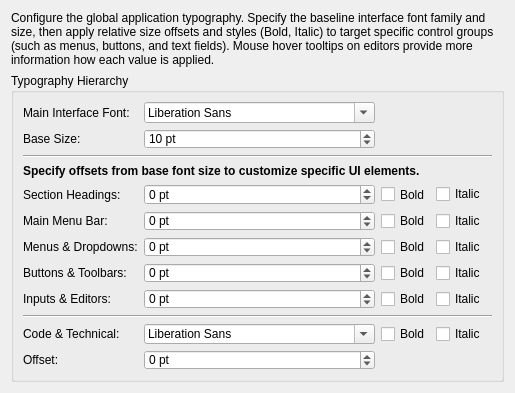
This is librecad/src/ui/dialogs/settings/options_widget/lc_style_editor_typography.ui in sand1024/LibreCAD as Qt 5 draws it before an edit. The edited form follows.
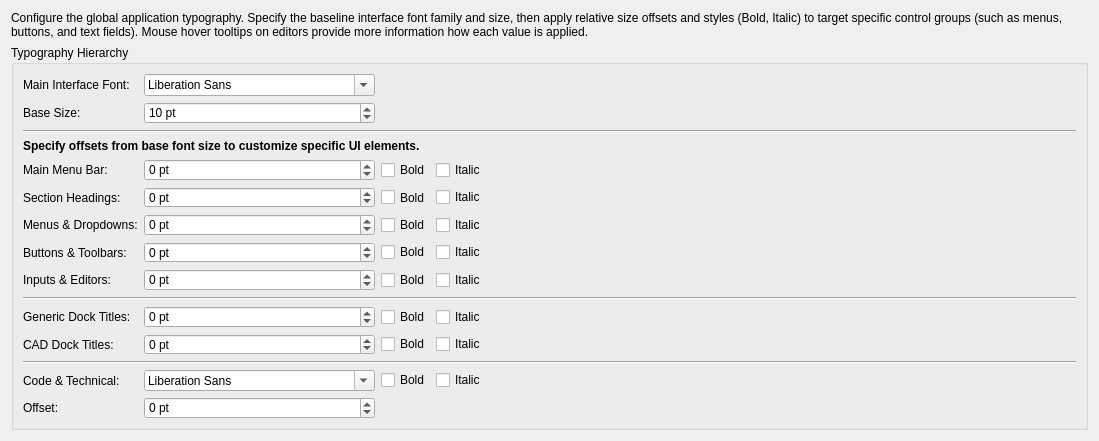
This is the edited form.

Commit message: custom proxy style update (dialogs custom titles added)

Diff of the .ui file:
```diff
--- a/librecad/src/ui/dialogs/settings/options_widget/lc_style_editor_typography.ui
+++ b/librecad/src/ui/dialogs/settings/options_widget/lc_style_editor_typography.ui
@@ -6,8 +6,8 @@
    <rect>
     <x>0</x>
     <y>0</y>
-    <width>434</width>
-    <height>393</height>
+    <width>1099</width>
+    <height>422</height>
    </rect>
   </property>
   <property name="windowTitle">
@@ -51,89 +51,17 @@
       <property name="spacing">
        <number>6</number>
       </property>
-      <item row="10" column="2">
-       <widget class="QCheckBox" name="chkTechnicalBold">
+      <item row="19" column="0">
+       <widget class="QLabel" name="lblSpecialDockOffset">
         <property name="toolTip">
          <string>Toggle bold weight for the monospaced text console.</string>
         </property>
         <property name="text">
-         <string>Bold</string>
+         <string>CAD Dock Titles:</string>
         </property>
        </widget>
       </item>
-      <item row="10" column="3">
-       <widget class="QCheckBox" name="chkTechnicalItalic">
-        <property name="toolTip">
-         <string>Toggle italic slant for the monospaced text console.</string>
-        </property>
-        <property name="text">
-         <string>Italic</string>
-        </property>
-       </widget>
-      </item>
-      <item row="1" column="0">
-       <widget class="QLabel" name="lblMainSize">
-        <property name="toolTip">
-         <string>The base typography size in points, acting as the scale reference for other roles.</string>
-        </property>
-        <property name="text">
-         <string>Base Size:</string>
-        </property>
-       </widget>
-      </item>
-      <item row="5" column="0">
-       <widget class="QLabel" name="lblMenuBarOffset">
-        <property name="toolTip">
-         <string>Adjustments applied exclusively to the horizontal main menu bar at the top of windows.</string>
-        </property>
-        <property name="text">
-         <string>Main Menu Bar:</string>
-        </property>
-       </widget>
-      </item>
-      <item row="5" column="2">
-       <widget class="QCheckBox" name="chkMenuBarBold">
-        <property name="toolTip">
-         <string>Toggle bold weight for the main window menu bar options.</string>
-        </property>
-        <property name="text">
-         <string>Bold</string>
-        </property>
-       </widget>
-      </item>
-      <item row="4" column="1">
-       <widget class="QSpinBox" name="sbHeadingOffset">
-        <property name="sizePolicy">
-         <sizepolicy hsizetype="Preferred" vsizetype="Fixed">
-          <horstretch>0</horstretch>
-          <verstretch>0</verstretch>
-         </sizepolicy>
-        </property>
-        <property name="toolTip">
-         <string>Set the relative size offset for headings and table headers.</string>
-        </property>
-        <property name="suffix">
-         <string> pt</string>
-        </property>
-        <property name="minimum">
-         <number>-10</number>
-        </property>
-        <property name="maximum">
-         <number>10</number>
-        </property>
-       </widget>
-      </item>
-      <item row="5" column="3">
-       <widget class="QCheckBox" name="chkMenuBarItalic">
-        <property name="toolTip">
-         <string>Toggle italic slant for the main window menu bar options.</string>
-        </property>
-        <property name="text">
-         <string>Italic</string>
-        </property>
-       </widget>
-      </item>
-      <item row="6" column="1">
+      <item row="7" column="1">
        <widget class="QSpinBox" name="sbMenuOffset">
         <property name="sizePolicy">
          <sizepolicy hsizetype="Preferred" vsizetype="Fixed">
@@ -155,39 +83,14 @@
         </property>
        </widget>
       </item>
-      <item row="11" column="1">
-       <widget class="QSpinBox" name="sbTechnicalOffset">
-        <property name="sizePolicy">
-         <sizepolicy hsizetype="Preferred" vsizetype="Fixed">
-          <horstretch>0</horstretch>
-          <verstretch>0</verstretch>
-         </sizepolicy>
+      <item row="20" column="0" colspan="5">
+       <widget class="Line" name="line_2">
+        <property name="orientation">
+         <enum>Qt::Orientation::Horizontal</enum>
         </property>
-        <property name="toolTip">
-         <string>Adjust the font size of the monospace text areas.</string>
-        </property>
-        <property name="suffix">
-         <string> pt</string>
-        </property>
-        <property name="minimum">
-         <number>-10</number>
-        </property>
-        <property name="maximum">
-         <number>10</number>
-        </property>
        </widget>
       </item>
-      <item row="4" column="3">
-       <widget class="QCheckBox" name="chkHeadingItalic">
-        <property name="toolTip">
-         <string>Toggle italic slant for section headings and column headers.</string>
-        </property>
-        <property name="text">
-         <string>Italic</string>
-        </property>
-       </widget>
-      </item>
-      <item row="6" column="3">
+      <item row="7" column="3">
        <widget class="QCheckBox" name="chkMenuItalic">
         <property name="toolTip">
          <string>Toggle italic slant for dropdown list choices and context items.</string>
@@ -197,7 +100,64 @@
         </property>
        </widget>
       </item>
-      <item row="10" column="0">
+      <item row="0" column="0">
+       <widget class="QLabel" name="lblMainFont">
+        <property name="toolTip">
+         <string>The baseline font family for the overall user interface.</string>
+        </property>
+        <property name="text">
+         <string>Main Interface Font:</string>
+        </property>
+       </widget>
+      </item>
+      <item row="5" column="2">
+       <widget class="QCheckBox" name="chkMenuBarBold">
+        <property name="toolTip">
+         <string>Toggle bold weight for the main window menu bar options.</string>
+        </property>
+        <property name="text">
+         <string>Bold</string>
+        </property>
+       </widget>
+      </item>
+      <item row="10" column="0" colspan="5">
+       <widget class="Line" name="line_2">
+        <property name="orientation">
+         <enum>Qt::Orientation::Horizontal</enum>
+        </property>
+       </widget>
+      </item>
+      <item row="7" column="0">
+       <widget class="QLabel" name="lblMenuOffset">
+        <property name="toolTip">
+         <string>Adjustments applied to dropdown menus, submenus, and context popup menus.</string>
+        </property>
+        <property name="text">
+         <string>Menus &amp; Dropdowns:</string>
+        </property>
+       </widget>
+      </item>
+      <item row="9" column="3">
+       <widget class="QCheckBox" name="chkInputItalic">
+        <property name="toolTip">
+         <string>Toggle italic slant for text fields and dropdown choices.</string>
+        </property>
+        <property name="text">
+         <string>Italic</string>
+        </property>
+       </widget>
+      </item>
+      <item row="9" column="0">
+       <widget class="QLabel" name="lblInputOffset">
+        <property name="toolTip">
+         <string>Adjustments applied to single-line text fields, combo selectors, and numerical spinners.</string>
+        </property>
+        <property name="text">
+         <string>Inputs &amp; Editors:</string>
+        </property>
+       </widget>
+      </item>
+      <item row="21" column="0">
        <widget class="QLabel" name="lblTechnicalFont">
         <property name="toolTip">
          <string>The independent monospaced font family used inside consoles, log areas, and code displays.</string>
@@ -207,8 +167,8 @@
         </property>
        </widget>
       </item>
-      <item row="8" column="1">
-       <widget class="QSpinBox" name="sbInputOffset">
+      <item row="0" column="1">
+       <widget class="QFontComboBox" name="fcMainFont">
         <property name="sizePolicy">
          <sizepolicy hsizetype="Preferred" vsizetype="Fixed">
           <horstretch>0</horstretch>
@@ -216,20 +176,11 @@
          </sizepolicy>
         </property>
         <property name="toolTip">
-         <string>Set the relative size offset for input fields and spinners.</string>
-        </property>
-        <property name="suffix">
-         <string> pt</string>
-        </property>
-        <property name="minimum">
-         <number>-10</number>
-        </property>
-        <property name="maximum">
-         <number>10</number>
+         <string>Select the default font family used throughout the application.</string>
         </property>
        </widget>
       </item>
-      <item row="3" column="0" colspan="4">
+      <item row="3" column="0" colspan="5">
        <widget class="QLabel" name="lblOffsetsHeader">
         <property name="font">
          <font>
@@ -244,7 +195,79 @@
         </property>
        </widget>
       </item>
-      <item row="7" column="2">
+      <item row="19" column="3">
+       <widget class="QCheckBox" name="chkSpecialDockItalic">
+        <property name="toolTip">
+         <string>Toggle italic slant for CAD-specific dock titles.</string>
+        </property>
+        <property name="text">
+         <string>Italic</string>
+        </property>
+       </widget>
+      </item>
+      <item row="18" column="0">
+       <widget class="QLabel" name="lblGenericDockOffset">
+        <property name="toolTip">
+         <string>Set the relative size offset for generic dock widget titles.</string>
+        </property>
+        <property name="text">
+         <string>Generic Dock Titles:</string>
+        </property>
+       </widget>
+      </item>
+      <item row="21" column="3">
+       <widget class="QCheckBox" name="chkTechnicalItalic">
+        <property name="toolTip">
+         <string>Toggle italic slant for the monospaced text console.</string>
+        </property>
+        <property name="text">
+         <string>Italic</string>
+        </property>
+       </widget>
+      </item>
+      <item row="1" column="0">
+       <widget class="QLabel" name="lblMainSize">
+        <property name="toolTip">
+         <string>The base typography size in points, acting as the scale reference for other roles.</string>
+        </property>
+        <property name="text">
+         <string>Base Size:</string>
+        </property>
+       </widget>
+      </item>
+      <item row="18" column="2">
+       <widget class="QCheckBox" name="chkGenericDockBold">
+        <property name="toolTip">
+         <string>Toggle bold weight for generic dock titles.</string>
+        </property>
+        <property name="text">
+         <string>Bold</string>
+        </property>
+       </widget>
+      </item>
+      <item row="9" column="1">
+       <widget class="QSpinBox" name="sbInputOffset">
+        <property name="sizePolicy">
+         <sizepolicy hsizetype="Preferred" vsizetype="Fixed">
+          <horstretch>0</horstretch>
+          <verstretch>0</verstretch>
+         </sizepolicy>
+        </property>
+        <property name="toolTip">
+         <string>Set the relative size offset for input fields and spinners.</string>
+        </property>
+        <property name="suffix">
+         <string> pt</string>
+        </property>
+        <property name="minimum">
+         <number>-10</number>
+        </property>
+        <property name="maximum">
+         <number>10</number>
+        </property>
+       </widget>
+      </item>
+      <item row="8" column="2">
        <widget class="QCheckBox" name="chkButtonBold">
         <property name="toolTip">
          <string>Toggle bold weight for button labels and toolbar options.</string>
@@ -254,18 +277,8 @@
         </property>
        </widget>
       </item>
-      <item row="8" column="2">
-       <widget class="QCheckBox" name="chkInputBold">
-        <property name="toolTip">
-         <string>Toggle bold weight for text fields and dropdown choices.</string>
-        </property>
-        <property name="text">
-         <string>Bold</string>
-        </property>
-       </widget>
-      </item>
-      <item row="5" column="1">
-       <widget class="QSpinBox" name="sbMenuBarOffset">
+      <item row="22" column="1">
+       <widget class="QSpinBox" name="sbTechnicalOffset">
         <property name="sizePolicy">
          <sizepolicy hsizetype="Preferred" vsizetype="Fixed">
           <horstretch>0</horstretch>
@@ -286,24 +299,18 @@
         </property>
        </widget>
       </item>
-      <item row="4" column="0">
-       <widget class="QLabel" name="lblHeadingOffset">
+      <item row="5" column="3">
+       <widget class="QCheckBox" name="chkMenuBarItalic">
         <property name="toolTip">
          <string>Adjustments applied to structural grouping titles, panel headers, and table column headers.</string>
         </property>
         <property name="text">
-         <string>Section Headings:</string>
+         <string>Italic</string>
         </property>
        </widget>
       </item>
-      <item row="4" column="2">
-       <widget class="QCheckBox" name="chkHeadingBold">
-        <property name="sizePolicy">
-         <sizepolicy hsizetype="Preferred" vsizetype="Preferred">
-          <horstretch>0</horstretch>
-          <verstretch>0</verstretch>
-         </sizepolicy>
-        </property>
+      <item row="19" column="2">
+       <widget class="QCheckBox" name="chkSpecialDockBold">
         <property name="toolTip">
          <string>Toggle bold weight for section headings and column headers.</string>
         </property>
@@ -312,7 +319,7 @@
         </property>
        </widget>
       </item>
-      <item row="7" column="0">
+      <item row="8" column="0">
        <widget class="QLabel" name="lblButtonOffset">
         <property name="toolTip">
          <string>Adjustments applied to clickable buttons, toolbar actions, and interactive task controls.</string>
@@ -322,18 +329,8 @@
         </property>
        </widget>
       </item>
-      <item row="7" column="3">
-       <widget class="QCheckBox" name="chkButtonItalic">
-        <property name="toolTip">
-         <string>Toggle italic slant for button labels and toolbar options.</string>
-        </property>
-        <property name="text">
-         <string>Italic</string>
-        </property>
-       </widget>
-      </item>
-      <item row="0" column="1">
-       <widget class="QFontComboBox" name="fcMainFont">
+      <item row="19" column="1">
+       <widget class="QSpinBox" name="sbSpecialDockOffset">
         <property name="sizePolicy">
          <sizepolicy hsizetype="Preferred" vsizetype="Fixed">
           <horstretch>0</horstretch>
@@ -343,19 +340,18 @@
         <property name="toolTip">
          <string>Select the default font family used throughout the application.</string>
         </property>
-       </widget>
-      </item>
-      <item row="0" column="0">
-       <widget class="QLabel" name="lblMainFont">
-        <property name="toolTip">
-         <string>The baseline font family for the overall user interface.</string>
+        <property name="suffix">
+         <string> pt</string>
         </property>
-        <property name="text">
-         <string>Main Interface Font:</string>
+        <property name="minimum">
+         <number>-10</number>
         </property>
+        <property name="maximum">
+         <number>10</number>
+        </property>
        </widget>
       </item>
-      <item row="10" column="1">
+      <item row="21" column="1">
        <widget class="QFontComboBox" name="fcTechnicalFont">
         <property name="sizePolicy">
          <sizepolicy hsizetype="Preferred" vsizetype="Fixed">
@@ -368,23 +364,106 @@
         </property>
        </widget>
       </item>
-      <item row="6" column="0">
-       <widget class="QLabel" name="lblMenuOffset">
+      <item row="22" column="0">
+       <widget class="QLabel" name="lblTechnicalOffset">
         <property name="toolTip">
          <string>Adjustments applied to dropdown menus, submenus, and context popup menus.</string>
         </property>
         <property name="text">
-         <string>Menus &amp; Dropdowns:</string>
+         <string>Offset:</string>
         </property>
        </widget>
       </item>
-      <item row="6" column="2">
-       <widget class="QCheckBox" name="chkMenuBold">
+      <item row="2" column="0" colspan="5">
+       <widget class="Line" name="line">
+        <property name="orientation">
+         <enum>Qt::Orientation::Horizontal</enum>
+        </property>
+       </widget>
+      </item>
+      <item row="8" column="3">
+       <widget class="QCheckBox" name="chkButtonItalic">
         <property name="toolTip">
          <string>Toggle bold weight for dropdown list choices and context items.</string>
         </property>
         <property name="text">
-         <string>Bold</string>
+         <string>Italic</string>
+        </property>
+       </widget>
+      </item>
+      <item row="18" column="1">
+       <widget class="QSpinBox" name="sbGenericDockOffset">
+        <property name="sizePolicy">
+         <sizepolicy hsizetype="Preferred" vsizetype="Fixed">
+          <horstretch>0</horstretch>
+          <verstretch>0</verstretch>
+         </sizepolicy>
+        </property>
+        <property name="toolTip">
+         <string>Set the relative size offset for generic dock titles.</string>
+        </property>
+        <property name="suffix">
+         <string> pt</string>
+        </property>
+        <property name="minimum">
+         <number>-10</number>
+        </property>
+        <property name="maximum">
+         <number>10</number>
+        </property>
+       </widget>
+      </item>
+      <item row="18" column="3">
+       <widget class="QCheckBox" name="chkGenericDockItalic">
+        <property name="toolTip">
+         <string>Toggle italic slant for generic dock titles.</string>
+        </property>
+        <property name="text">
+         <string>Italic</string>
+        </property>
+       </widget>
+      </item>
+      <item row="5" column="1">
+       <widget class="QSpinBox" name="sbMenuBarOffset">
+        <property name="sizePolicy">
+         <sizepolicy hsizetype="Preferred" vsizetype="Fixed">
+          <horstretch>0</horstretch>
+          <verstretch>0</verstretch>
+         </sizepolicy>
+        </property>
+        <property name="toolTip">
+         <string>Set the relative size offset for the horizontal main menu bar.</string>
+        </property>
+        <property name="suffix">
+         <string> pt</string>
+        </property>
+        <property name="minimum">
+         <number>-10</number>
+        </property>
+        <property name="maximum">
+         <number>10</number>
+        </property>
+       </widget>
+      </item>
+      <item row="8" column="1">
+       <widget class="QSpinBox" name="sbButtonOffset">
+        <property name="sizePolicy">
+         <sizepolicy hsizetype="Preferred" vsizetype="Fixed">
+          <horstretch>0</horstretch>
+          <verstretch>0</verstretch>
+         </sizepolicy>
+        </property>
+        <property name="toolTip">
+         <string>Set the relative size offset for buttons and toolbars.</string>
+        </property>
+        <property name="suffix">
+         <string> pt</string>
+        </property>
+        <property name="minimum">
+         <number>-10</number>
+        </property>
+        <property name="maximum">
+         <number>10</number>
         </property>
        </widget>
       </item>
@@ -413,18 +492,58 @@
         </property>
        </widget>
       </item>
-      <item row="11" column="0">
-       <widget class="QLabel" name="lblTechnicalOffset">
+      <item row="9" column="2">
+       <widget class="QCheckBox" name="chkInputBold">
         <property name="toolTip">
          <string>Relative size offset for monospaced logs and terminal areas.</string>
         </property>
         <property name="text">
-         <string>Offset:</string>
+         <string>Bold</string>
         </property>
        </widget>
       </item>
-      <item row="7" column="1">
-       <widget class="QSpinBox" name="sbButtonOffset">
+      <item row="5" column="0">
+       <widget class="QLabel" name="lblMenuBarOffset">
+        <property name="toolTip">
+         <string>Adjustments applied exclusively to the horizontal main menu bar at the top of windows.</string>
+        </property>
+        <property name="text">
+         <string>Main Menu Bar:</string>
+        </property>
+       </widget>
+      </item>
+      <item row="21" column="2">
+       <widget class="QCheckBox" name="chkTechnicalBold">
+        <property name="toolTip">
+         <string>Toggle bold weight for the monospaced text console.</string>
+        </property>
+        <property name="text">
+         <string>Bold</string>
+        </property>
+       </widget>
+      </item>
+      <item row="7" column="2">
+       <widget class="QCheckBox" name="chkMenuBold">
+        <property name="toolTip">
+         <string>Toggle bold weight for dropdown list choices and context items.</string>
+        </property>
+        <property name="text">
+         <string>Bold</string>
+        </property>
+       </widget>
+      </item>
+      <item row="6" column="0">
+       <widget class="QLabel" name="lblHeadingOffset">
+        <property name="toolTip">
+         <string>Adjustments applied to structural grouping titles, panel headers, and table column headers.</string>
+        </property>
+        <property name="text">
+         <string>Section Headings:</string>
+        </property>
+       </widget>
+      </item>
+      <item row="6" column="1">
+       <widget class="QSpinBox" name="sbHeadingOffset">
         <property name="sizePolicy">
          <sizepolicy hsizetype="Preferred" vsizetype="Fixed">
           <horstretch>0</horstretch>
@@ -445,27 +564,23 @@
         </property>
        </widget>
       </item>
-      <item row="8" column="3">
-       <widget class="QCheckBox" name="chkInputItalic">
-        <property name="toolTip">
-         <string>Toggle italic slant for text fields and dropdown choices.</string>
+      <item row="6" column="2">
+       <widget class="QCheckBox" name="chkHeadingBold">
+        <property name="sizePolicy">
+         <sizepolicy hsizetype="Preferred" vsizetype="Preferred">
+          <horstretch>0</horstretch>
+          <verstretch>0</verstretch>
+         </sizepolicy>
         </property>
-        <property name="text">
-         <string>Italic</string>
-        </property>
-       </widget>
-      </item>
-      <item row="8" column="0">
-       <widget class="QLabel" name="lblInputOffset">
         <property name="toolTip">
          <string>Adjustments applied to single-line text fields, combo selectors, and numerical spinners.</string>
         </property>
         <property name="text">
-         <string>Inputs &amp; Editors:</string>
+         <string>Bold</string>
         </property>
        </widget>
       </item>
-      <item row="4" column="4">
+      <item row="5" column="4">
        <spacer name="horizontalSpacer">
         <property name="orientation">
          <enum>Qt::Orientation::Horizontal</enum>
@@ -478,17 +593,13 @@
         </property>
        </spacer>
       </item>
-      <item row="2" column="0" colspan="5">
-       <widget class="Line" name="line">
-        <property name="orientation">
-         <enum>Qt::Orientation::Horizontal</enum>
+      <item row="6" column="3">
+       <widget class="QCheckBox" name="chkHeadingItalic">
+        <property name="toolTip">
+         <string>Toggle italic slant for section headings and column headers.</string>
         </property>
-       </widget>
-      </item>
-      <item row="9" column="0" colspan="5">
-       <widget class="Line" name="line_2">
-        <property name="orientation">
-         <enum>Qt::Orientation::Horizontal</enum>
+        <property name="text">
+         <string>Italic</string>
         </property>
        </widget>
       </item>
```
Left out of the diff: 20 changed lines with no effect on the pictures. The commit also changes 36 other files.
